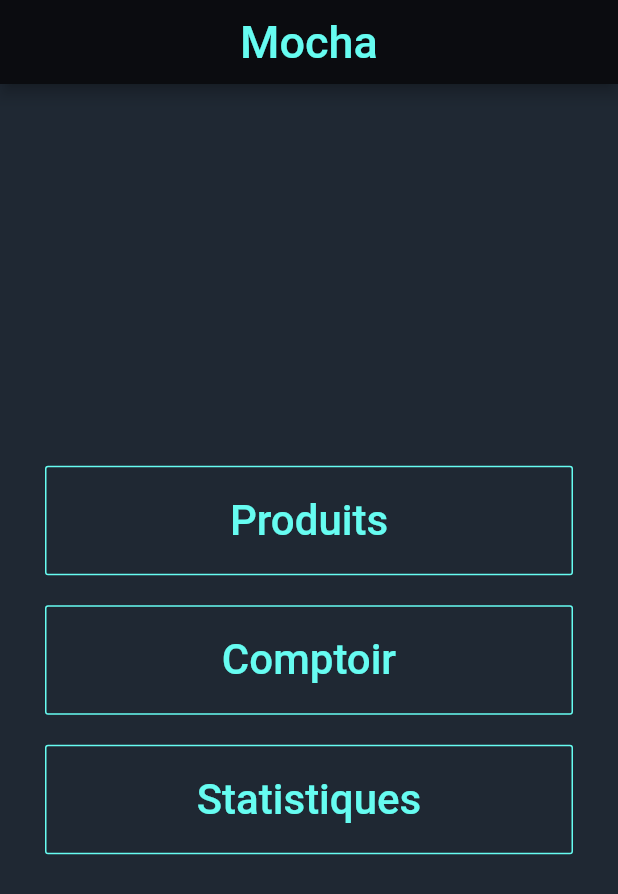
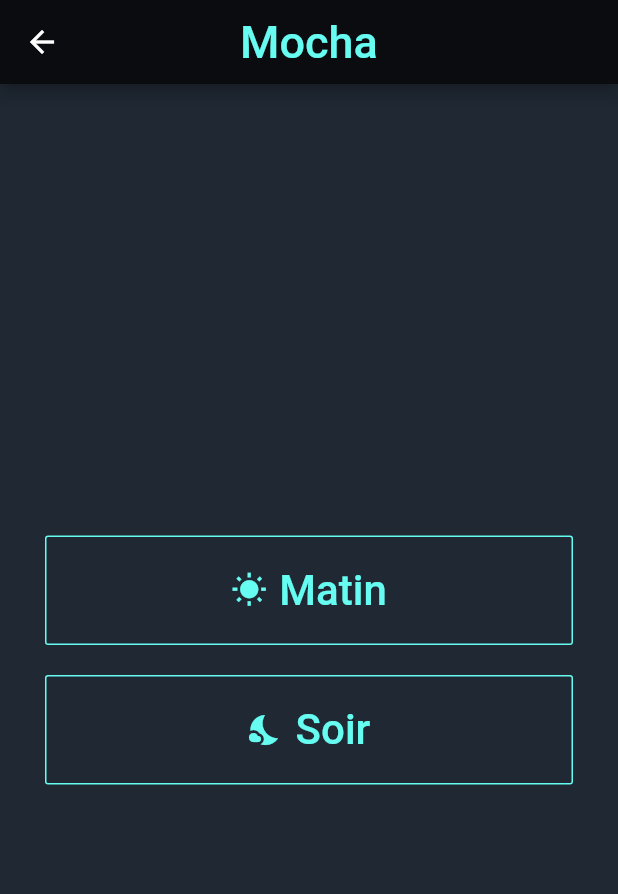
Before and after one commit to BenaliSaidi/Mocha, a Flutter app: the screen it shows after launch, after a tap on "Comptoir", on a phone screen of 412 x 824 dp. Shown: the top 894 px of the screen. Run offline on Flutter 3.47's test engine with Material 2 defaults, Android fonts, the phone set to English and light mode, and no system bars; our stand-ins replace hive, hive_flutter; accounts and stored records are empty; generated files the repository leaves out were written again.

Commit message:
UI counter menu

```diff
--- /dev/null
+++ b/lib/CounterMenu.dart
@@ -0,0 +1,65 @@
+import 'package:flutter/material.dart';
+import 'package:mocha/displayProductList.dart';
+
+//void main() => runApp(MaterialApp(home: Home(),));
+
+class counterMenu extends StatelessWidget {
+  @override
+  Widget build(BuildContext context) {
+    return Scaffold(
+      backgroundColor: Color(0xFF1F2833),
+      appBar: AppBar(
+        title: Text(
+          'Mocha',
+          style: TextStyle(
+              fontSize: 30 , color: Color(0xFF66FCF1)
+          ),),
+        centerTitle: true,
+        backgroundColor: Color(0xFF0B0C10),
+      ),
+      body: Column(
+        mainAxisAlignment: MainAxisAlignment.center,
+        crossAxisAlignment: CrossAxisAlignment.stretch,
+        children: [
+          Container(
+            margin: EdgeInsets.fromLTRB(30, 0, 30 , 0),
+            child: OutlineButton.icon(
+              splashColor:Color(0xFF45A29E),
+              highlightedBorderColor:  Color(0xFF45A29E),
+              padding: EdgeInsets.fromLTRB(50, 20, 50, 20),
+              label: Text("Matin" , style: TextStyle(fontSize: 28, color: Color(0xFF66FCF1) ),),
+              borderSide: BorderSide(
+                color: Color(0xFF66FCF1),
+              ),
+              icon:Icon(Icons.wb_sunny,color: Color(0xFF66FCF1)) ,
+              onPressed: () {
+                // Navigator.push(
+                //   context,
+                //   MaterialPageRoute(builder: (context) => productList()),
+                // );
+
+              },
+            ),
+          ),
+          SizedBox(
+            height: 20,
+          ),
+          Container(
+            margin: EdgeInsets.fromLTRB(30, 0, 30 , 0),
+            child: OutlineButton.icon(
+              splashColor:Color(0xFF45A29E),
+              highlightedBorderColor: Color(0xFF0B0C10),
+              padding: EdgeInsets.fromLTRB(50, 20, 50, 20),
+              label: Text("Soir" , style: TextStyle(fontSize: 28, color: Color(0xFF66FCF1) ),),
+              borderSide: BorderSide(color: Color(0xFF66FCF1),),
+              onPressed: () {
+              },
+              icon:Icon(Icons.nights_stay,color: Color(0xFF66FCF1),) ,
+            ),
+          ),
+
+        ],
+      ),
+    );
+  }
+}
--- a/lib/addnewproduct.dart
+++ b/lib/addnewproduct.dart
@@ -16,8 +16,6 @@ class _AddProductState extends State<AddProduct> {
   String _name;
   String _buyingPrice;
   String _sellingPrice;
-  List<int> listPrice = [];
-
 
   void addNewProduct (NewProduct product){
     final productsBox = Hive.box('product');
@@ -25,8 +23,6 @@ class _AddProductState extends State<AddProduct> {
     print("this is " + product.name );
     print("this is buying price  " + product.buyingPrice.toString() );
     print("this is selling price " + product.sellingPrice.toString() );
-    int sum = listPrice.fold(0, (p, c) => p + c);
-    print (sum);
   }
 
   @override
@@ -84,7 +80,7 @@ class _AddProductState extends State<AddProduct> {
                     decoration: InputDecoration(
                       filled: true,
                       fillColor : Colors.white10,
-                      labelText: 'Prix d_achat',
+                      labelText: 'Prix d_achat ' ,
                       labelStyle: TextStyle(
                           color: Color(0xFF66FCF1),fontSize: 13
                       ),
--- a/lib/displayProductList.dart
+++ b/lib/displayProductList.dart
@@ -3,24 +3,21 @@ import 'package:hive/hive.dart';
 import 'package:hive_flutter/hive_flutter.dart';
 import 'package:mocha/addnewproduct.dart';
 import 'package:mocha/model/productList.dart';
+void test() {
 
+}
 // ignore: camel_case_types
 class productList extends StatelessWidget {
    productList({
     Key key,
   }) : super(key: key);
-  List<int> listPrices = [];
   @override
 
   Widget build(BuildContext context) {
     return Scaffold(
       backgroundColor: Color(0xFF1F2833),
       appBar: AppBar(
-      title: Text(
-      'Mocha',
-      style: TextStyle(
-      fontSize: 30 , color: Color(0xFF66FCF1)
-      ),),
+      title: Text('Mocha', style: TextStyle(fontSize: 30 , color: Color(0xFF66FCF1)),),
       centerTitle: true,
       backgroundColor: Color(0xFF0B0C10),
       ),
@@ -78,9 +75,6 @@ class productList extends StatelessWidget {
           itemCount: Hive.box('product').length,
           itemBuilder: (context, index) {
             final products = Hive.box('product').getAt(index) as NewProduct;
-            List<int> listPrice = [];
-            listPrice.add(products.sellingPrice);
-            print (listPrice);
             return
                 ListTile(
                   trailing: IconButton(
--- a/lib/home.dart
+++ b/lib/home.dart
@@ -1,5 +1,6 @@
 import 'package:flutter/material.dart';
 import 'package:mocha/displayProductList.dart';
+import 'package:mocha/CounterMenu.dart';
 
 void main() => runApp(MaterialApp(home: Home(),));
 
@@ -54,6 +55,11 @@ class Home extends StatelessWidget {
                 color: Color(0xFF66FCF1),
               ),
               onPressed: () {
+                Navigator.push(
+                  context,
+                  MaterialPageRoute(builder: (context) => counterMenu()),
+                );
+
               },
             ),
           ),
--- a/lib/main.dart
+++ b/lib/main.dart
@@ -6,6 +6,7 @@ import 'package:flutter/widgets.dart';
 import 'package:hive/hive.dart';
 import 'package:mocha/model/productList.dart';
 import 'package:mocha/displayProductList.dart';
+import 'package:mocha/CounterMenu.dart';
 import 'package:path_provider/path_provider.dart' as path_provider;
 
 
@@ -23,6 +24,7 @@ void main() async {
       '/home' : (context) => Home(),
       '/addnewproduct' : (context) => AddProduct(),
       '/displayProductList' : (context) => productList(),
+      '/CounterMenu' : (context) => counterMenu(),
 
     },
   ),
```
Also changed, not shown: 1 other file.
